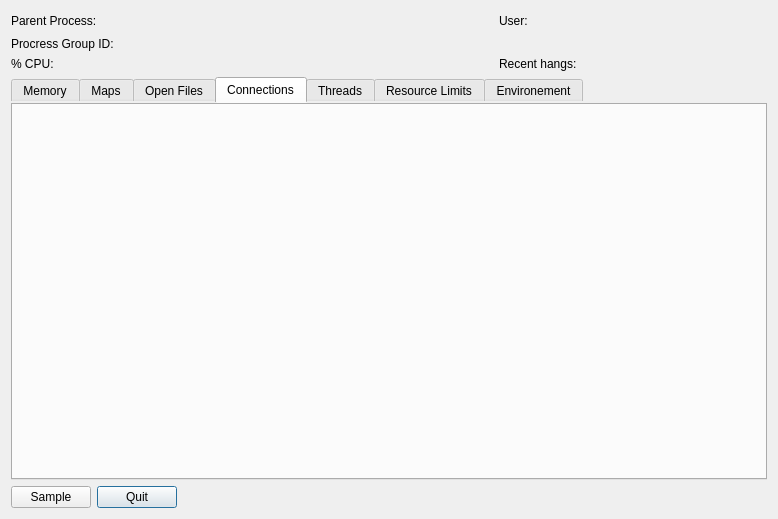
The window that Under Construction/Activity Monitor.app/Resources/dialog_inspect_process.ui (helloSystem/Utilities) describes before a commit, drawn with Qt 5.
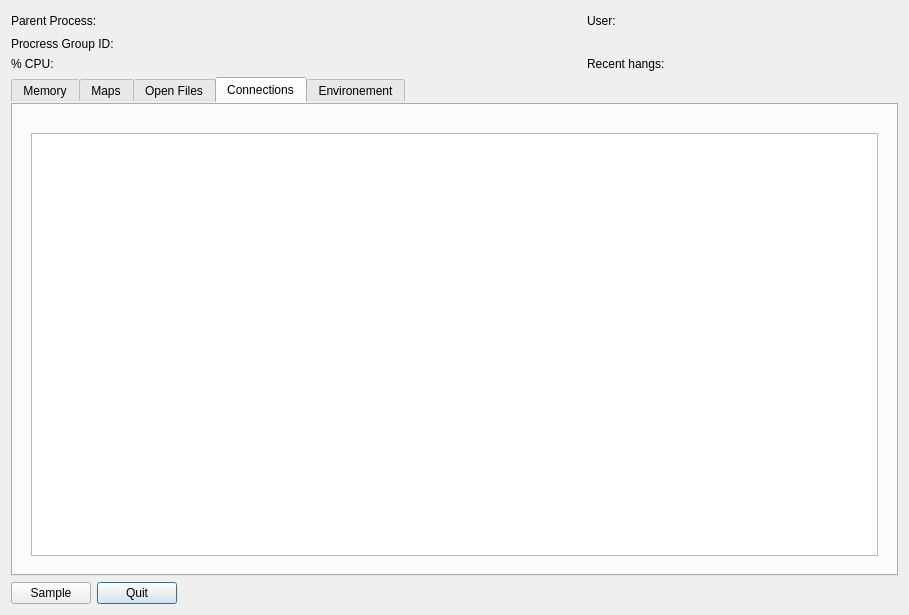
The same window after the commit. The open tabs and pages were chosen to show the change.

Diff of the .ui file:
```diff
--- a/Under Construction/Activity Monitor.app/Resources/dialog_inspect_process.ui
+++ b/Under Construction/Activity Monitor.app/Resources/dialog_inspect_process.ui
@@ -6,8 +6,8 @@
    <rect>
     <x>0</x>
     <y>0</y>
-    <width>778</width>
-    <height>519</height>
+    <width>909</width>
+    <height>615</height>
    </rect>
   </property>
   <property name="windowTitle">
@@ -483,16 +483,23 @@
         <attribute name="title">
          <string>Connections</string>
         </attribute>
-       </widget>
-       <widget class="QWidget" name="tab_Threads">
-        <attribute name="title">
-         <string>Threads</string>
-        </attribute>
-       </widget>
-       <widget class="QWidget" name="tab_ResourcesLimites">
-        <attribute name="title">
-         <string>Resource Limits</string>
-        </attribute>
+        <layout class="QVBoxLayout" name="verticalLayout">
+         <property name="leftMargin">
+          <number>20</number>
+         </property>
+         <property name="topMargin">
+          <number>30</number>
+         </property>
+         <property name="rightMargin">
+          <number>20</number>
+         </property>
+         <property name="bottomMargin">
+          <number>20</number>
+         </property>
+         <item>
+          <widget class="QTreeView" name="ConnectionsTreeView"/>
+         </item>
+        </layout>
        </widget>
        <widget class="QWidget" name="tab_Environement">
         <attribute name="title">
```
Left out of the diff: 162 changed lines with no effect on the pictures.
